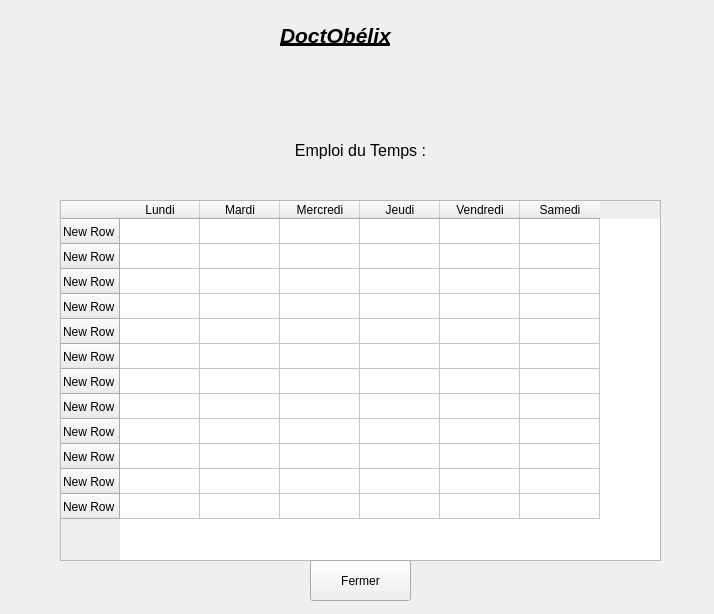
Old version of the form modules/IHM/IHM_en_Qt/4EdTDoc.ui in the repository Nathanwolfy/projetprogrammation2021.
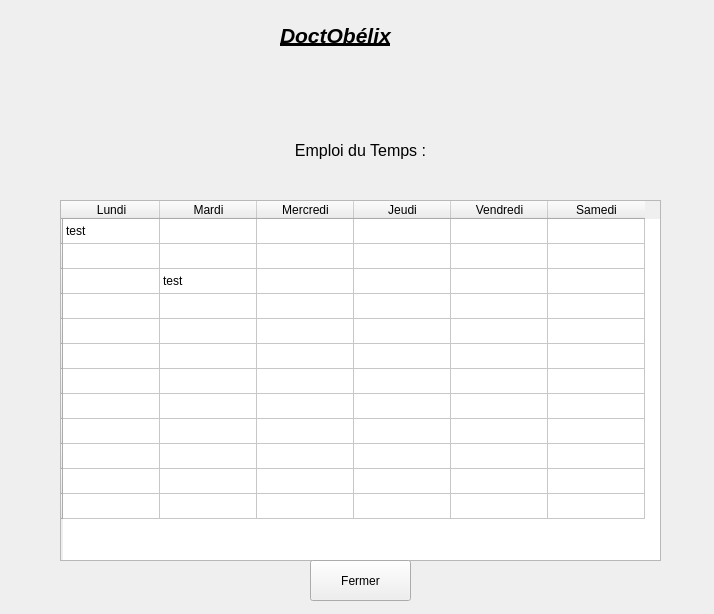
New version of the form.

What changed in the file:
```diff
--- a/modules/IHM/IHM_en_Qt/4EdTDoc.ui
+++ b/modules/IHM/IHM_en_Qt/4EdTDoc.ui
@@ -23,7 +23,7 @@
     </rect>
    </property>
    <attribute name="horizontalHeaderDefaultSectionSize">
-    <number>80</number>
+    <number>97</number>
    </attribute>
    <attribute name="horizontalHeaderMinimumSectionSize">
     <number>80</number>
@@ -36,62 +36,62 @@
    </attribute>
    <row>
     <property name="text">
-     <string>New Row</string>
+     <string/>
     </property>
    </row>
    <row>
     <property name="text">
-     <string>New Row</string>
+     <string/>
     </property>
    </row>
    <row>
     <property name="text">
-     <string>New Row</string>
+     <string/>
     </property>
    </row>
    <row>
     <property name="text">
-     <string>New Row</string>
+     <string/>
     </property>
    </row>
    <row>
     <property name="text">
-     <string>New Row</string>
+     <string/>
     </property>
    </row>
    <row>
     <property name="text">
-     <string>New Row</string>
+     <string/>
     </property>
    </row>
    <row>
     <property name="text">
-     <string>New Row</string>
+     <string/>
     </property>
    </row>
    <row>
     <property name="text">
-     <string>New Row</string>
+     <string/>
     </property>
    </row>
    <row>
     <property name="text">
-     <string>New Row</string>
+     <string/>
     </property>
    </row>
    <row>
     <property name="text">
-     <string>New Row</string>
+     <string/>
     </property>
    </row>
    <row>
     <property name="text">
-     <string>New Row</string>
+     <string/>
     </property>
    </row>
    <row>
     <property name="text">
-     <string>New Row</string>
+     <string/>
     </property>
    </row>
    <column>
@@ -124,9 +124,14 @@
      <string>Samedi</string>
     </property>
    </column>
-   <item row="1" column="1">
+   <item row="0" column="0">
     <property name="text">
-     <string/>
+     <string>test</string>
+    </property>
+   </item>
+   <item row="2" column="1">
+    <property name="text">
+     <string>test</string>
     </property>
    </item>
   </widget>
```
